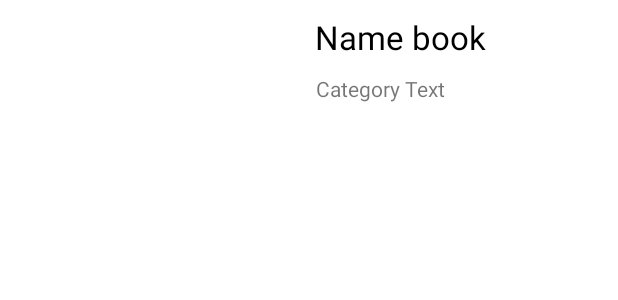
After one commit to ExTimeGameing/PocketLibraryApp, an Android app: the layout row_search.xml on its own in the app's theme, with its tools: preview values and no code run, on a phone screen of 412 x 824 dp. The commit adds this screen. Shown: the top 300 px of the screen. Run offline under Robolectric (Android 15) with nearby library versions, the phone set to English and light mode, and no system bars.

Commit message:
Добавлена функция поиска по книгам

```diff
--- a/app/src/main/java/com/example/pocketlibrary/View/ActualNews.java
+++ b/app/src/main/java/com/example/pocketlibrary/View/ActualNews.java
@@ -90,7 +90,4 @@ public class ActualNews extends Fragment {
         });
     }
 
-    public static void getBind(){
-        Navigation.findNavController(binding.getRoot()).navigate(R.id.action_actualNews_to_book);
-    }
 }
--- a/app/src/main/java/com/example/pocketlibrary/View/MainActivity.java
+++ b/app/src/main/java/com/example/pocketlibrary/View/MainActivity.java
@@ -24,6 +24,7 @@ import android.view.MenuItem;
 import android.view.View;
 import android.widget.Toast;
 
+import com.example.pocketlibrary.Model.BookModel;
 import com.example.pocketlibrary.R;
 import com.google.android.gms.tasks.OnCompleteListener;
 import com.google.android.gms.tasks.Task;
@@ -63,7 +64,8 @@ public class MainActivity extends AppCompatActivity {
 
    static BottomNavigationView navigation;
     static NavHostFragment navHostFragment;
-    static NavController navCo;
+    public static NavController navCo;
+    public static BookModel mBookModel;
 
     @Override
     protected void onCreate(Bundle savedInstanceState) {
--- /dev/null
+++ b/app/src/main/res/layout/row_search.xml
@@ -0,0 +1,43 @@
+<?xml version="1.0" encoding="utf-8"?>
+<LinearLayout
+    xmlns:android="http://schemas.android.com/apk/res/android"
+    android:layout_width="match_parent"
+    android:layout_height="wrap_content"
+    android:orientation="vertical">
+    <RelativeLayout
+        android:layout_width="match_parent"
+        android:layout_height="match_parent">
+        <ImageView
+            android:id = "@+id/img_book_search"
+            android:layout_width = "200dp"
+            android:layout_height = "300dp"
+            android:background = "@color/white"
+            android:backgroundTint = "@color/white"
+            android:padding="10dp"/>
+        <TextView
+            android:id="@+id/name_book"
+            android:textColor="@color/black"
+            android:translationX="10dp"
+            android:translationY="10dp"
+            android:layout_toRightOf="@id/img_book_search"
+            android:layout_width = "wrap_content"
+            android:layout_height = "wrap_content"
+            android:textSize="22dp"
+            android:text = "Name book"
+            android:textAlignment = "center"
+            />
+        <TextView
+            android:layout_below="@id/name_book"
+            android:id="@+id/author"
+            android:translationX="10dp"
+            android:translationY="20dp"
+            android:layout_toRightOf="@id/img_book_search"
+            android:layout_width = "wrap_content"
+            android:layout_height = "wrap_content"
+            android:textSize="14dp"
+            android:text = "Category Text"
+            android:textAlignment = "center"
+            />
+    </RelativeLayout>
+
+</LinearLayout>
```
Also changed, not shown: app/src/main/java/com/example/pocketlibrary/View/Book.java (+6 -2 lines), app/src/main/java/com/example/pocketlibrary/View/Search.java (+85 -2 lines), app/src/main/java/com/example/pocketlibrary/ViewModel/BooksRVAdapter.java (+6 -5 lines), app/src/main/java/com/example/pocketlibrary/ViewModel/BooksRVAdapterSearch.java (added, +98 -0 lines), app/src/main/res/layout/activity_search.xml (+6 -35 lines), app/src/main/res/navigation/navig.xml (+1 -6 lines), app/src/main/res/drawable/ic_git.png (added), 1 other file.
